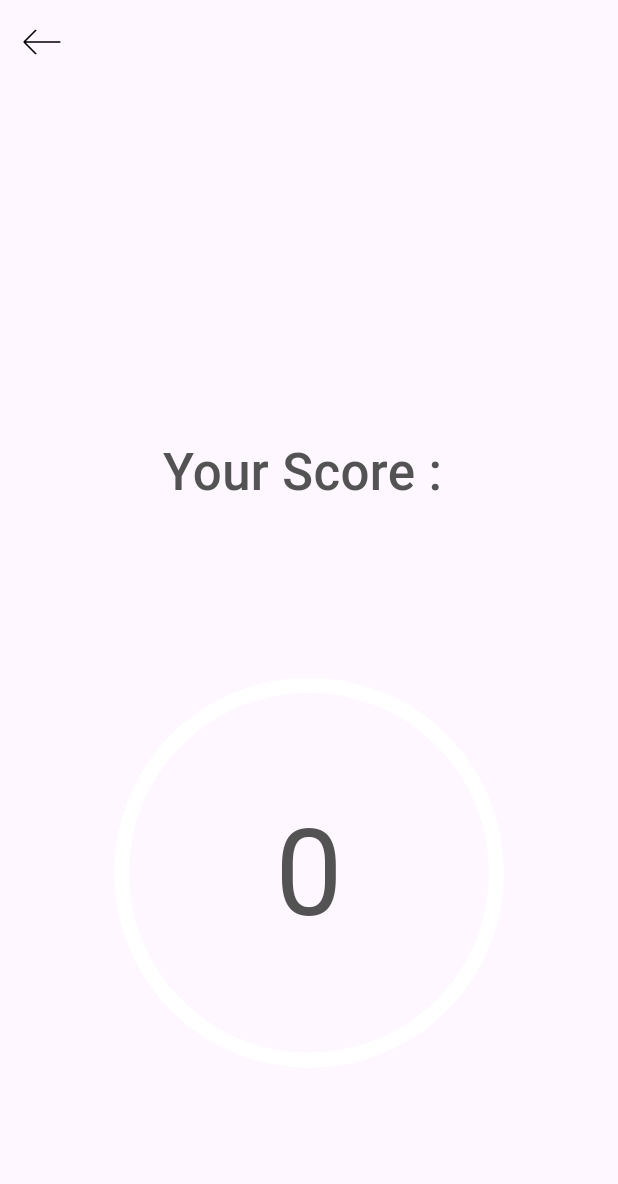
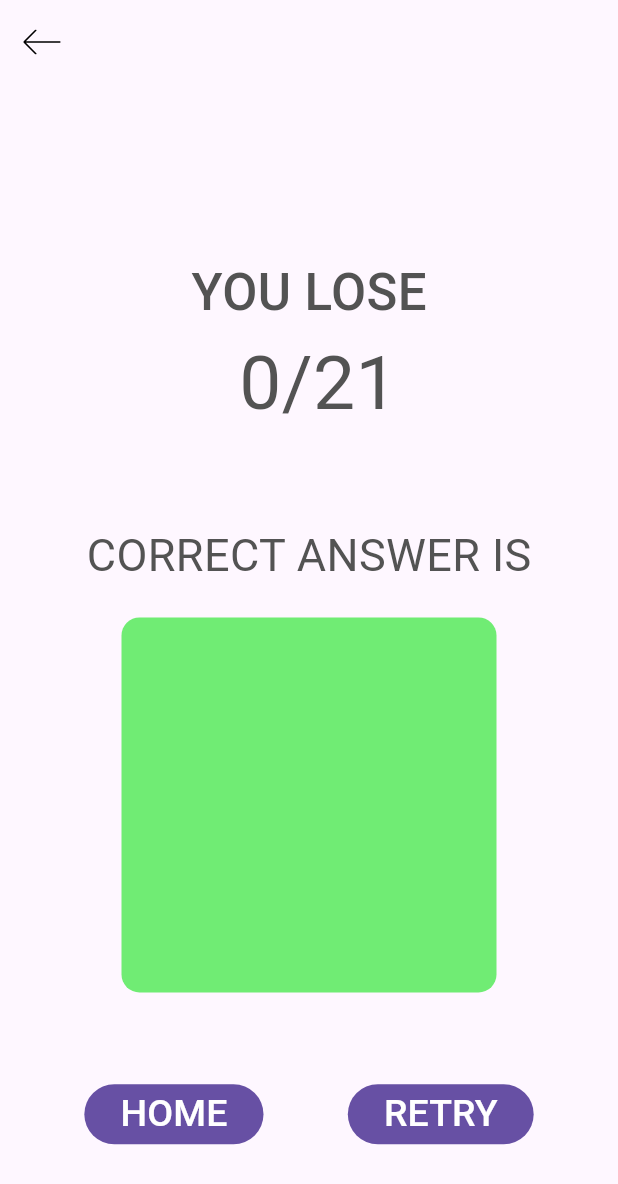
Before and after one commit to koonpoych2/Italian-Brainrot-Fun-Game-Quiz, a Flutter app: the screen it shows after launch, after a tap on "Submit", on a phone screen of 412 x 824 dp. Shown: the top 1184 px of the screen. Run offline on Flutter 3.47's test engine with Material 3 defaults, Android fonts, the phone set to English and light mode, and no system bars; our stand-ins replace audioplayers, flutter_svg; missing offline and left inert: dart:ffi.

Commit message:
edit result page

```diff
--- a/lib/screens/quiz_img_page/quiz_img_screen.dart
+++ b/lib/screens/quiz_img_page/quiz_img_screen.dart
@@ -23,6 +23,20 @@ class _QuizImgScreenState extends State<QuizImgScreen> {
   int score = 0;
   int questionIndex = 0;
 
+  void neviResultPaeg(){
+        Navigator.pushReplacement(
+        context,
+        MaterialPageRoute(
+          builder: (context) => ResultScreen(
+            correctAnswer: questionList[questionIndex].question,
+            score: score,
+            maxScore: questionList.length,
+            correctAnswerType: "",
+          )
+          )
+      );
+  }
+
   void pickAnswer(int value) {
     tempSelectAnswerIndex = value;
   }
@@ -34,18 +48,12 @@ class _QuizImgScreenState extends State<QuizImgScreen> {
       score++;
       nextQuestion();
     } else {
-        Navigator.pushReplacement(
-        context,
-        MaterialPageRoute(
-          builder: (context) => ResultScreen(
-            correctAnswer: questionList[questionIndex].question,
-            score: score
-          )
-          )
-      );
+      neviResultPaeg();
     }
     setState(() {});
   }
+
+
 
   void nextQuestion() {
     _timerService.cancel();
@@ -57,15 +65,7 @@ class _QuizImgScreenState extends State<QuizImgScreen> {
       _startCountDown();
     } else {
       // result page
-      Navigator.pushReplacement(
-        context,
-        MaterialPageRoute(
-          builder: (context) => ResultScreen(
-            correctAnswer: questionList[questionIndex].question,
-            score: score
-          )
-          )
-      );
+      neviResultPaeg();
     }
   }
 
--- a/lib/screens/result_page/result_screen.dart
+++ b/lib/screens/result_page/result_screen.dart
@@ -6,16 +6,24 @@ import 'package:flutter/material.dart';
 class ResultScreen extends StatelessWidget {
 
   final String correctAnswer;
+  final String correctAnswerType;
   final int score;
+  final int maxScore;
+
 
   const ResultScreen({
     super.key,
     required this.correctAnswer,
-    required this.score
+    required this.score,
+    required this.correctAnswerType,
+    required this.maxScore
   });
 
   @override
   Widget build(BuildContext context) {
+
+    bool isclear = maxScore == score;
+
     return Scaffold(
       appBar: AppBar(
         // backgroundColor: Colors.white,
@@ -39,33 +47,59 @@ class ResultScreen extends StatelessWidget {
         mainAxisAlignment: MainAxisAlignment.spaceEvenly,
         children: [
           const SizedBox(width: 1000),
-          const Text(
-            'Your Score : ',
+          Column(
+            children: [
+              Text(
+                isclear
+                ? 'YOU WIN'
+                : 'YOU LOSE',
                 style: TextStyle(
                   fontSize: 34,
                   fontWeight: FontWeight.w500
                 ),
               ),
+              Text(
+                ' ${score.toString()}/${maxScore}',
+                style: const TextStyle(fontSize: 50),
+              ),
+            ],
+          ),
+
+          Column(
+            children: [
+              Text(
+                'CORRECT ANSWER IS',
+                style: const TextStyle(fontSize: 30),
+              ),
+            const SizedBox(height: 20),
             Stack(
               alignment: Alignment.center,
               children: [
                 SizedBox(
                   height: 250,
                   width: 250,
-                child: CircularProgressIndicator(
-                  strokeWidth: 10,
-                  value: score/9,
-                  color: Colors.green,
-                  backgroundColor: Colors.white,
+                  child: Container(
+                    decoration: BoxDecoration(
+                      color: const Color.fromARGB(255, 112, 236, 116), // สีพื้นหลัง
+                      borderRadius: BorderRadius.circular(12), // มุมโค้ง 12px (ปรับได้)
                     ),
                   ),
-              Column(
+                ),
+              ],
+            )
+            ],
+          ),
+            Row(
+              mainAxisAlignment: MainAxisAlignment.spaceEvenly,
               children: [
-                  Text(
-                    score.toString(),
-                    style: const TextStyle(fontSize: 80),
-                  )
-                ],)
+                FilledButton(
+                  child: const Text("HOME", style: TextStyle(fontSize: 25)),
+                  onPressed: () {},
+                          ),
+                FilledButton(
+                  child: const Text("RETRY", style: TextStyle(fontSize: 25)),
+                  onPressed: () {},
+                          ),
               ],
             )
         ],
```
Lines whose indentation alone changed are shown as unchanged.
